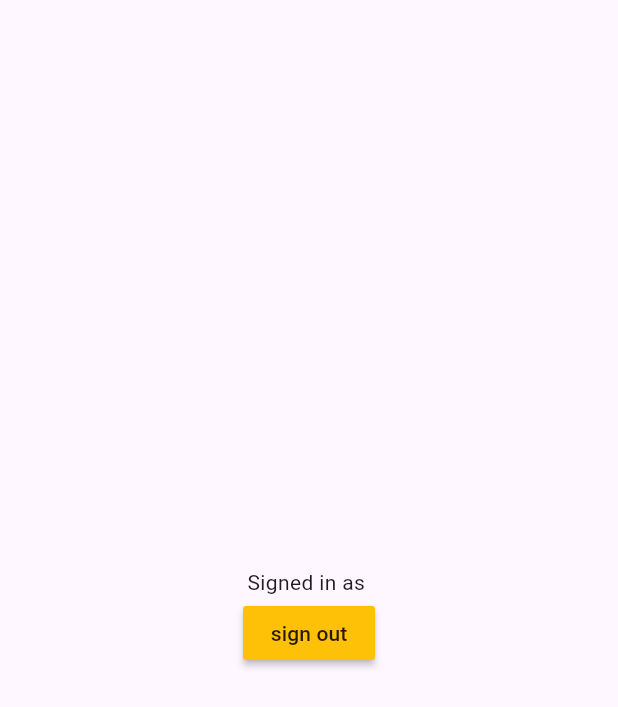
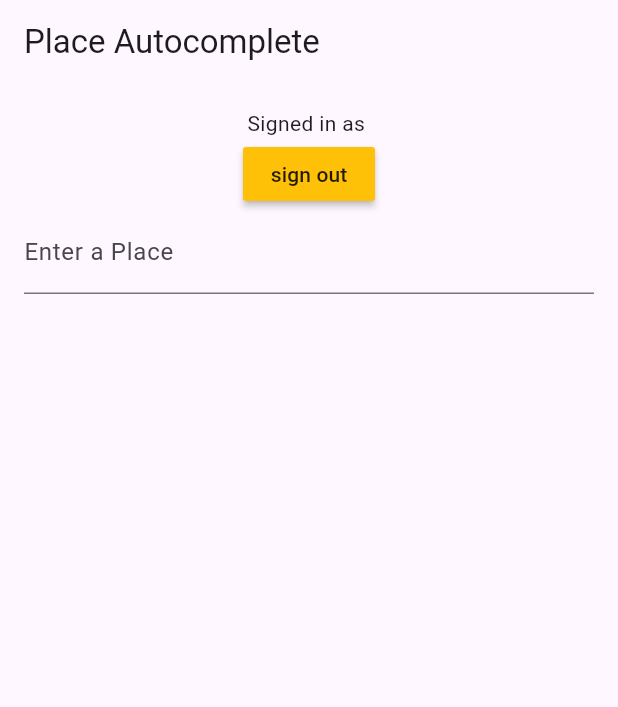
Before and after one commit to bbasm/discoverate, a Flutter app: the screen it shows once a user with an empty profile is signed in, after a tap on "sign out", on a phone screen of 412 x 824 dp. Shown: the top 707 px of the screen. Run offline on Flutter 3.47's test engine with Material 3 defaults, Android fonts, the light colour scheme and no system bars; our stand-ins replace firebase_auth, firebase_core, geolocator, google_fonts; accounts and stored records are empty; network calls fail.

Commit message:
changed login ui and added autocomplete search

```diff
--- a/lib/pages/home_page.dart
+++ b/lib/pages/home_page.dart
@@ -1,30 +1,80 @@
 import 'package:firebase_auth/firebase_auth.dart';
 import 'package:flutter/material.dart';
+import 'package:http/http.dart' as http;
+import 'dart:convert';
+import 'package:geolocator/geolocator.dart';
 
 class HomePage extends StatefulWidget {
-  const HomePage({super.key});
-
   @override
-  State<HomePage> createState() => _HomePageState();
+  _HomePageState createState() => _HomePageState();
 }
 
 class _HomePageState extends State<HomePage> {
   final user = FirebaseAuth.instance.currentUser!;
+  TextEditingController _placeController = TextEditingController();
+  List<String> _suggestions = [];
+
+  Future<List<String>> _getAutocompleteResults(String input) async {
+    final apiKey = 'AIzaSyDQLDWA9r8iLIruQ_xvtXORd8Xi2d6XD_Y';
+    final apiUrl = 'https://maps.googleapis.com/maps/api/place/autocomplete/json';
+
+    final response = await http.get(Uri.parse('$apiUrl?input=$input&key=$apiKey'));
+
+    if (response.statusCode == 200) {
+      final Map<String, dynamic> data = json.decode(response.body);
+      final List<dynamic> predictions = data['predictions'];
+      return predictions.map<String>((prediction) => prediction['description'] as String).toList();
+    } else {
+      throw Exception('Failed to fetch autocomplete results: ${response.statusCode}');
+    }
+  }
 
   @override
   Widget build(BuildContext context) {
     return Scaffold(
-      body: Center(
+      appBar: AppBar(
+        title: Text('Place Autocomplete'),
+      ),
+      body: Padding(
+        padding: EdgeInsets.all(16.0),
         child: Column(
-          mainAxisAlignment: MainAxisAlignment.center,
           children: [
             Text('Signed in as ' + user.email!),
-            MaterialButton(onPressed: () {
-              FirebaseAuth.instance.signOut();
-            },
-            color: Colors.amber,
-            child: Text('sign out'),
-            )
+            MaterialButton(
+              onPressed: () {
+                FirebaseAuth.instance.signOut();
+              },
+              color: Colors.amber,
+              child: Text('sign out'),
+            ),
+            TextField(
+              controller: _placeController,
+              decoration: InputDecoration(labelText: 'Enter a Place'),
+              onChanged: (value) async {
+                if (value.length > 2) {
+                  final suggestions = await _getAutocompleteResults(value);
+                  setState(() {
+                    _suggestions = suggestions;
+                  });
+                }
+              },
+            ),
+            Expanded(
+              child: ListView.builder(
+                itemCount: _suggestions.length,
+                itemBuilder: (context, index) {
+                  return ListTile(
+                    title: Text(_suggestions[index]),
+                    onTap: () {
+                      _placeController.text = _suggestions[index];
+                      setState(() {
+                        _suggestions = [];
+                      });
+                    },
+                  );
+                },
+              ),
+            ),
           ],
         ),
       ),
--- a/lib/pages/login_page.dart
+++ b/lib/pages/login_page.dart
@@ -33,7 +33,7 @@ class _LoginPageState extends State<LoginPage> {
   @override
   Widget build(BuildContext context) {
     return Scaffold(
-      backgroundColor: Color.fromARGB(255, 253, 248, 249),
+      backgroundColor: Color.fromARGB(255, 252, 249, 235),
       body: Align(
         alignment: AlignmentDirectional(0, 1),
         child: SingleChildScrollView(
@@ -43,6 +43,13 @@ class _LoginPageState extends State<LoginPage> {
             crossAxisAlignment: CrossAxisAlignment.center,
             children: [
               // add logo image here
+              Padding(
+                padding: const EdgeInsets.only(bottom: 100),
+                child: Image.asset(
+                  'lib/images/logo11.png',
+                  width: 200,
+                ),
+              ),
 
               Container(
                 width: MediaQuery.of(context).size.width,
@@ -168,7 +175,7 @@ class _LoginPageState extends State<LoginPage> {
                                   width: 320,
                                   height: 50,
                                   decoration: BoxDecoration(
-                                    color: Color.fromARGB(255, 244, 91, 105),
+                                    color: Color.fromARGB(255, 76, 121, 9),
                                     border: Border.all(
                                       color: Colors.black,
                                       width: 1,
--- a/lib/pages/register_page.dart
+++ b/lib/pages/register_page.dart
@@ -27,13 +27,15 @@ class _RegisterPageState extends State<RegisterPage> {
 
   Future signUp() async {
     if (passwordConfirmed()) {
-    await FirebaseAuth.instance.createUserWithEmailAndPassword(
-        email: _emailController.text.trim(),
-        password: _passwordController.text.trim());
-  }}
+      await FirebaseAuth.instance.createUserWithEmailAndPassword(
+          email: _emailController.text.trim(),
+          password: _passwordController.text.trim());
+    }
+  }
 
   bool passwordConfirmed() {
-    if (_passwordController.text.trim() == _confirmpasswordController.text.trim()) {
+    if (_passwordController.text.trim() ==
+        _confirmpasswordController.text.trim()) {
       return true;
     } else {
       return false;
@@ -53,6 +55,10 @@ class _RegisterPageState extends State<RegisterPage> {
             crossAxisAlignment: CrossAxisAlignment.center,
             children: [
               // add logo image here
+              Image.asset(
+                'lib/images/logo1.jpeg',
+                width: 85,
+              ),
 
               Container(
                 width: MediaQuery.of(context).size.width,
```
Also changed, not shown: lib/utilities/autocomplete_util.dart (added, +116 -0 lines), pubspec.yaml (+5 -2 lines), lib/images/logo1.jpeg (added), lib/images/logo11.png (added), pubspec.lock, 4 other files.
